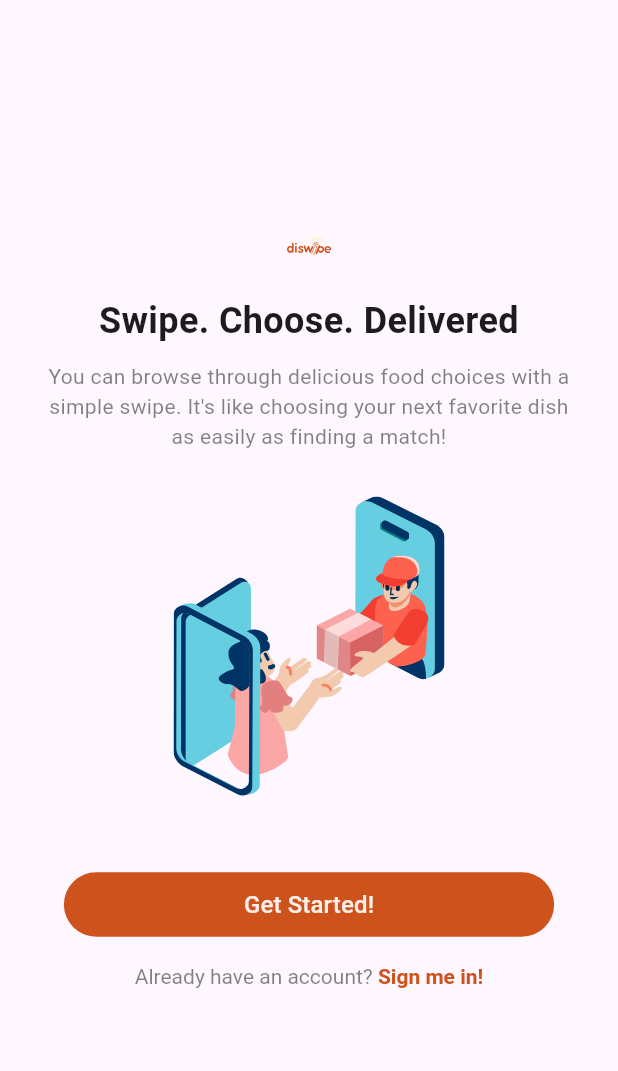
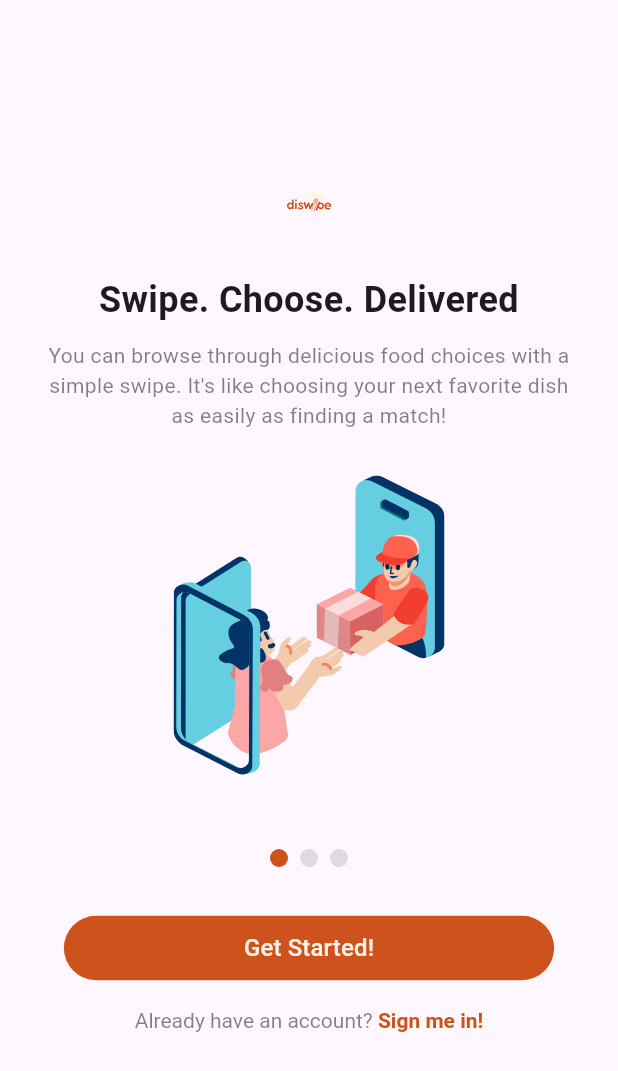
Before and after one commit to cverrell07/diswipe-App, a Flutter app: the screen it shows after launch, on a phone screen of 412 x 824 dp. Shown: the top 1071 px of the screen. Run offline on Flutter 3.47's test engine with Material 3 defaults, Android fonts, the phone set to English and light mode, and no system bars; our stand-ins replace flutter_svg.

Commit message:
Fix: introduction page

```diff
--- a/diswipe/lib/pages/introduction_page.dart
+++ b/diswipe/lib/pages/introduction_page.dart
@@ -15,17 +15,20 @@ class _IntroductionPageState extends State<IntroductionPage> {
   final List<Map<String, String>> _pages = [
     {
       "title": "Swipe. Choose. Delivered",
-      "description": "You can browse through delicious food choices with a simple swipe. It's like choosing your next favorite dish as easily as finding a match!",
+      "description":
+          "You can browse through delicious food choices with a simple swipe. It's like choosing your next favorite dish as easily as finding a match!",
       "image": "assets/icons/delivery_icon.svg",
     },
     {
       "title": "Swipe Right for YUM!",
-      "description": "Love what you see? Swipe right to add mouthwatering dishes to your favorites list. Every swipe brings you closer to your meal.",
+      "description":
+          "Love what you see? Swipe right to add mouthwatering dishes to your favorites list. Every swipe brings you closer to your meal.",
       "image": "assets/icons/swipeRight_icon.svg",
     },
     {
       "title": "Swipe Left to Explore More...",
-      "description": "Not quite what you're craving? Swipe left to skip and discover more tasty options. We’ll keep showing you new dishes until you find the perfect match.",
+      "description":
+          "Not quite what you're craving? Swipe left to skip and discover more tasty options. We’ll keep showing you new dishes until you find the perfect match.",
       "image": "assets/icons/swipeLeft_icon.svg",
     },
   ];
@@ -40,7 +43,6 @@ class _IntroductionPageState extends State<IntroductionPage> {
   Widget build(BuildContext context) {
     return Scaffold(
       body: SafeArea(
-        top: true,
         child: Center(
           child: Padding(
             padding: const EdgeInsets.symmetric(horizontal: 24),
@@ -63,8 +65,7 @@ class _IntroductionPageState extends State<IntroductionPage> {
                     },
                     itemCount: _pages.length,
                     itemBuilder: (context, index) {
-                      return Center(
-                        child: Column(
+                      return Column(
                         mainAxisAlignment: MainAxisAlignment.center,
                         children: [
                           Text(
@@ -78,7 +79,10 @@ class _IntroductionPageState extends State<IntroductionPage> {
                           const SizedBox(height: 10),
                           Text(
                             _pages[index]["description"]!,
-                              style: const TextStyle(fontSize: 14, color: Color.fromARGB(151, 47, 44, 42)),
+                            style: const TextStyle(
+                              fontSize: 14,
+                              color: Color.fromARGB(151, 47, 44, 42),
+                            ),
                             textAlign: TextAlign.center,
                           ),
                           const SizedBox(height: 30),
@@ -86,22 +90,41 @@ class _IntroductionPageState extends State<IntroductionPage> {
                             _pages[index]["image"]!,
                             height: 200,
                           ),
-                            const SizedBox(height: 30),
                         ],
-                        ),
                       );
                     },
                   ),
                 ),
+                const SizedBox(height: 16),
+                Row(
+                  mainAxisAlignment: MainAxisAlignment.center,
+                  children: List.generate(_pages.length, (index) {
+                    return Container(
+                      margin: const EdgeInsets.symmetric(horizontal: 4),
+                      width: 12,
+                      height: 12,
+                      decoration: BoxDecoration(
+                        shape: BoxShape.circle,
+                        color: _currentPage == index
+                            ? const Color(0xffCE521C)
+                            : const Color.fromARGB(151, 200, 200, 200),
+                      ),
+                    );
+                  }),
+                ),
+                const SizedBox(height: 30),
                 ElevatedButton(
-                  onPressed: (){},
+                  onPressed: () {},
                   style: ElevatedButton.styleFrom(
                     elevation: 0,
                     backgroundColor: const Color(0xffCE521C),
                     shape: RoundedRectangleBorder(
                       borderRadius: BorderRadius.circular(100),
                     ),
-                    padding: const EdgeInsets.symmetric(vertical: 10, horizontal: 120),
+                    padding: const EdgeInsets.symmetric(
+                      vertical: 10,
+                      horizontal: 120,
+                    ),
                   ),
                   child: const Text(
                     "Get Started!",
@@ -118,13 +141,15 @@ class _IntroductionPageState extends State<IntroductionPage> {
                       children: <TextSpan>[
                         TextSpan(
                           text: 'Already have an account? ',
-                          style: TextStyle(color: Color.fromARGB(151, 47, 44, 42)),
+                          style: TextStyle(
+                            color: Color.fromARGB(151, 47, 44, 42),
+                          ),
                         ),
                         TextSpan(
                           text: 'Sign me in!',
                           style: TextStyle(
                             fontWeight: FontWeight.bold,
-                            color: Color(0xffCE521C)
+                            color: Color(0xffCE521C),
                           ),
                         ),
                       ],
```
Lines whose indentation alone changed are shown as unchanged.
